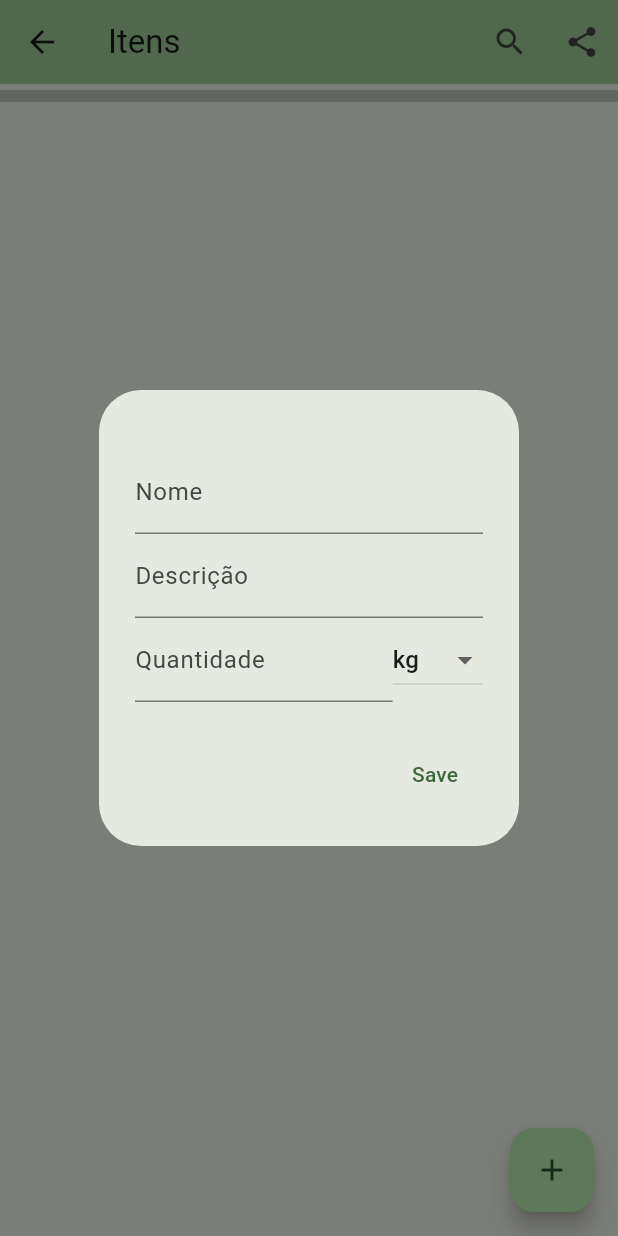
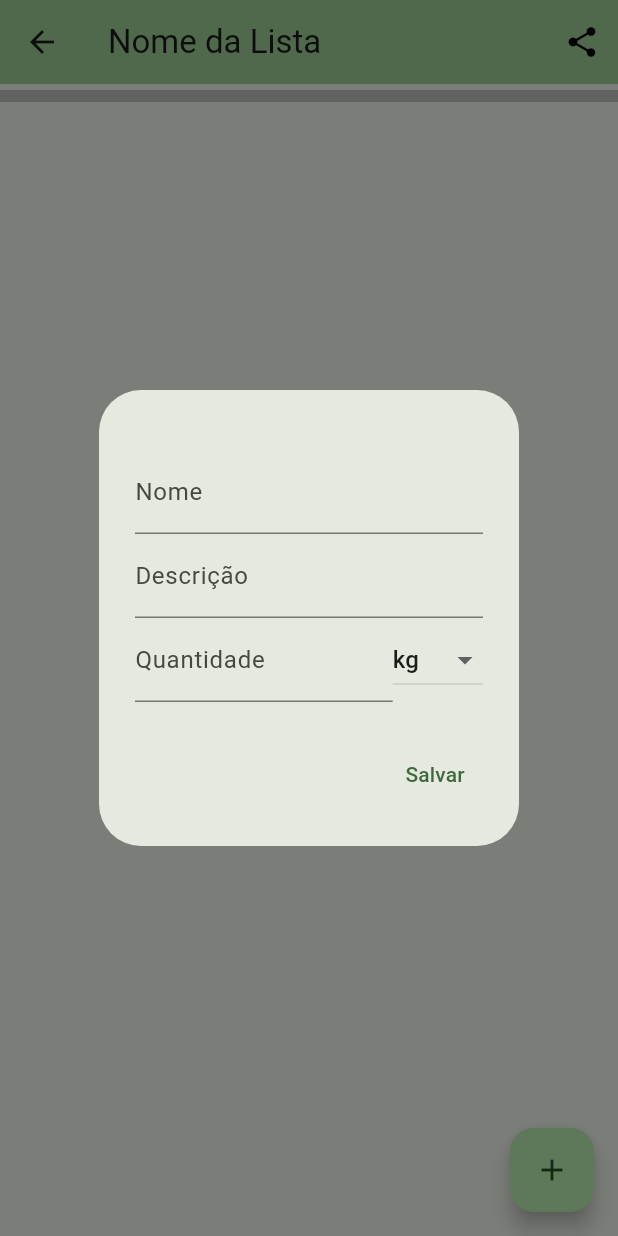
Before and after one commit to Trees-over-the-river/LDDM, a Flutter app: the ItemListPage screen opened by its route, after a tap on the "add" icon, on a phone screen of 412 x 824 dp. Run offline on Flutter 3.47's test engine with Material 2 defaults, Android fonts, the phone set to English and light mode, and no system bars; our stand-ins replace cached_network_image, firebase_core, flutter_contacts, reorderables, sqflite; accounts and stored records are empty; network calls fail.

Commit message:
create base para db de lista

```diff
--- a/lib/model/item.dart
+++ b/lib/model/item.dart
@@ -5,8 +5,7 @@ import 'package:flutter/material.dart';
 class Item implements Comparable{
   String name;
   String? description;
-  ImageProvider? image;
-  late final List<String> category;
+  ImageProvider? image; // TODO: colocar imagem?
   final int id;
   int amount;
   DateTime? addedDate;
@@ -19,7 +18,6 @@ class Item implements Comparable{
     this.description,
     this.image,
     this.addedDate,
-    this.category = const [],
     this.amount = 0,
     this.amountUnit = AmountUnit.kg,
     this.isChecked = false,
@@ -32,13 +30,11 @@ class Item implements Comparable{
   Item.fromRow(Map<String, Object?> row) : id = row['ID'] as int, name = row['NAME'] as String, description = row['DESCRIPTION'] as String?, amount = row['AMOUNT'] as int, amountUnit = AmountUnit.values[row['AMOUNT_UNIT'] as int], isChecked = row['IS_CHECKED'] as int == 1;
 
   Item.generateID({
-
     required this.name,
     this.isChecked = false,
     this.description,
     this.image,
     this.addedDate,
-    this.category = const [],
     this.amount = 0,
     this.amountUnit = AmountUnit.kg,
   }) : id = Random().nextInt(1<<32);
@@ -50,7 +46,6 @@ class Item implements Comparable{
     this.description,
     this.image,
     this.addedDate,
-    this.category = const [],
     this.amount = 0,
     this.amountUnit = AmountUnit.kg,
   }) : id = Random().nextInt(1<<32);
@@ -61,7 +56,6 @@ class Item implements Comparable{
       name: json['name'],
       description: json['description'],
       image: json['image'],
-      category: json['category'],
       amount: json['amount'],
       amountUnit: AmountUnit.values[json['amountUnit']],
     );
--- a/lib/pages/item_list_page.dart
+++ b/lib/pages/item_list_page.dart
@@ -6,7 +6,7 @@ import 'package:pricely/model/item.dart';
 import 'package:pricely/widgets/item_widget.dart';
 
 class ItemListPage extends StatefulWidget {
-  const ItemListPage({Key? key, this.title = "Itens"}) : super(key: key);
+  const ItemListPage({Key? key, this.title = "Nome da Lista"}) : super(key: key); // TODO: pegar nome da lista
 
   final String title;
 
@@ -49,14 +49,12 @@ class _ItemListPageState extends State<ItemListPage> {
         title: Text(widget.title),
         actions: [
           IconButton(
-            onPressed: () {},
-            icon: const Icon(Icons.search),
-          ),
-          IconButton(
               onPressed: () {
                 FlutterContacts.openExternalPick();
               },
-              icon: const Icon(Icons.share))
+              icon: const Icon(Icons.share),
+              color: Colors.black,
+            ),
         ],
       ),
       body: SingleChildScrollView(
--- a/lib/widgets/create_lists_dialog.dart
+++ b/lib/widgets/create_lists_dialog.dart
@@ -32,7 +32,7 @@ class _CreateListsDialogState extends State<CreateListsDialog> {
                   child: const Text('Cancelar'),
                 ),
                 TextButton(
-                  onPressed: () {
+                  onPressed: () { // TODO: salvar lista
                     Navigator.pop(context);
                   },
                   child: const Text('Criar'),
--- a/lib/widgets/item_dialog.dart
+++ b/lib/widgets/item_dialog.dart
@@ -128,7 +128,7 @@ class _ItemDialogState extends State<ItemDialog> {
                   Navigator.pop(context);
                 }
               },
-              child: const Text('Save'),
+              child: const Text('Salvar'),
             ),
           ],
         ));
```
Also changed, not shown: lib/database/listdb.dart (added, +31 -0 lines), lib/main.dart (+0 -60 lines), lib/model/list.dart (added, +50 -0 lines), lib/pages/lists_page.dart (+3 -6 lines).
